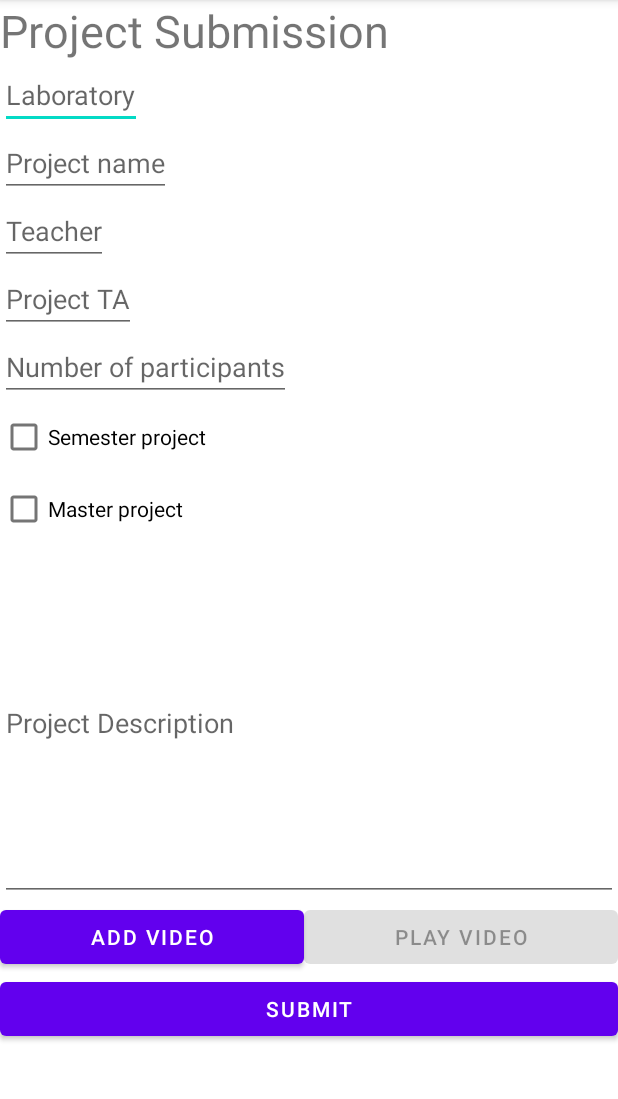
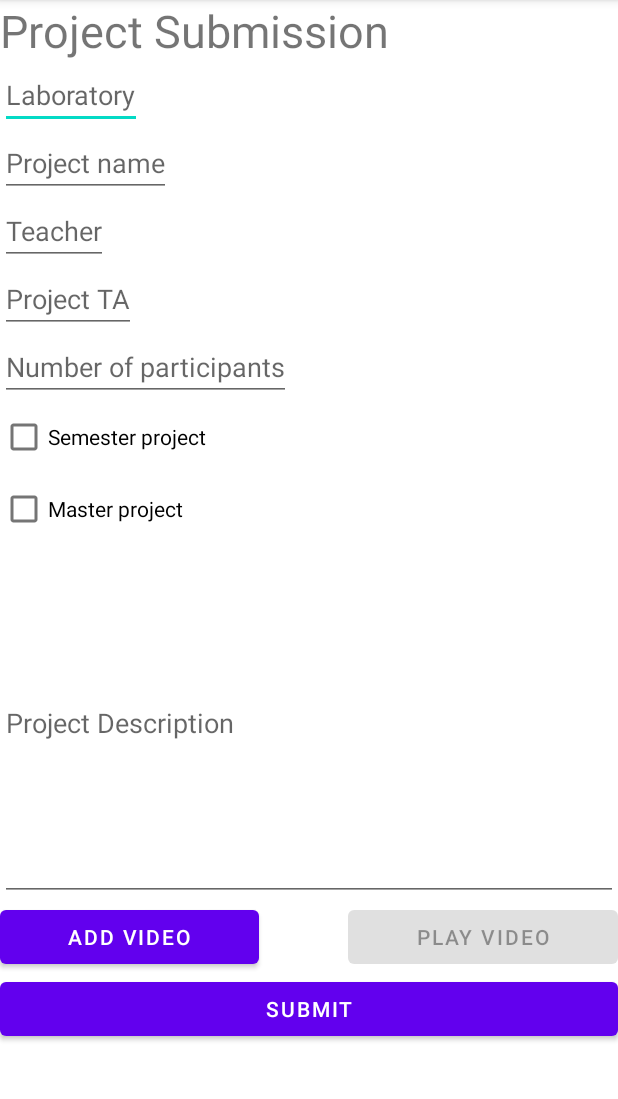
Before and after one commit to asfoury/projmag, an Android app: the Form screen opened directly, with no data from a screen before it, on a phone screen of 412 x 824 dp, the part 84-1183 px from its top. Run offline under Robolectric (Android 15) with nearby library versions, the phone set to English and light mode, and no system bars.

Commit message:
Fix video view constraints issue and add space between add and play video button

```diff
--- a/app/src/main/res/layout/activity_form.xml
+++ b/app/src/main/res/layout/activity_form.xml
@@ -124,6 +124,11 @@
                 app:layout_constraintStart_toStartOf="parent"
                 app:layout_constraintTop_toBottomOf="@+id/form_project_description" />
 
+            <Space
+                android:layout_width="wrap_content"
+                android:layout_height="wrap_content"
+                android:layout_weight="1" />
+
             <Button
                 android:id="@+id/play_video"
                 android:layout_width="wrap_content"
--- a/app/src/main/res/layout/activity_play_video_description.xml
+++ b/app/src/main/res/layout/activity_play_video_description.xml
@@ -6,6 +6,8 @@
     android:layout_height="match_parent"
     tools:context=".activities.PlayVideoDescription">
     <VideoView
+        app:layout_constraintStart_toStartOf="parent"
+        app:layout_constraintTop_toTopOf="parent"
         android:id="@+id/videoView"
         android:layout_width="match_parent"
         android:layout_height="400dp" />
```
